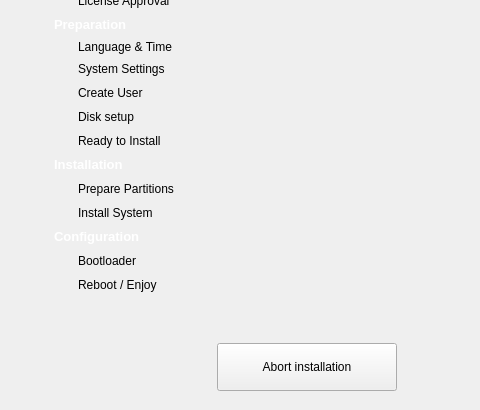
Old version of the form ui/pages/base.ui in the repository Inkane/Tribe; both pictures show x 0 to 480 and y 204 to 614 of the 816 by 614 pixel window.
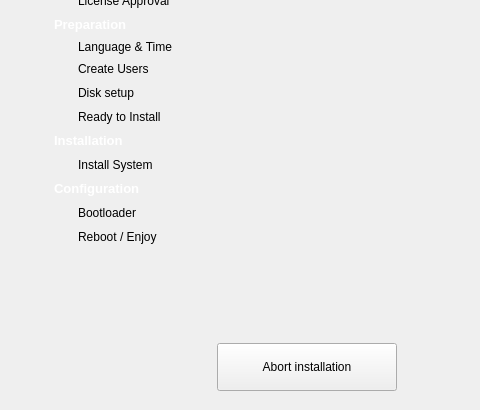
New version of the form. Icons and pictures are not drawn.

Commit message: initial breakage for new user page;

The edit to the form file:
```diff
--- a/ui/pages/base.ui
+++ b/ui/pages/base.ui
@@ -251,14 +251,14 @@
             </property>
            </widget>
           </item>
-          <item row="7" column="2">
+          <item row="6" column="2">
            <widget class="QLabel" name="label_21">
             <property name="text">
              <string>Ready to Install</string>
             </property>
            </widget>
           </item>
-          <item row="7" column="1">
+          <item row="6" column="1">
            <widget class="QLabel" name="readyInstallIcon">
             <property name="minimumSize">
              <size>
@@ -277,26 +277,6 @@
             </property>
            </widget>
           </item>
-          <item row="4" column="2">
-           <widget class="QLabel" name="label_23">
-            <property name="text">
-             <string>System Settings</string>
-            </property>
-           </widget>
-          </item>
-          <item row="4" column="1">
-           <widget class="QLabel" name="settingsIcon">
-            <property name="minimumSize">
-             <size>
-              <width>18</width>
-              <height>18</height>
-             </size>
-            </property>
-            <property name="text">
-             <string/>
-            </property>
-           </widget>
-          </item>
           <item row="3" column="2">
            <widget class="QLabel" name="label_24">
             <property name="text">
@@ -311,14 +291,14 @@
             </property>
            </widget>
           </item>
-          <item row="6" column="2">
+          <item row="5" column="2">
            <widget class="QLabel" name="label_25">
             <property name="text">
              <string>Disk setup</string>
             </property>
            </widget>
           </item>
-          <item row="6" column="1">
+          <item row="5" column="1">
            <widget class="QLabel" name="partitioningIcon">
             <property name="minimumSize">
              <size>
@@ -348,14 +328,14 @@
             </property>
            </widget>
           </item>
-          <item row="5" column="2">
+          <item row="4" column="2">
            <widget class="QLabel" name="label_15">
             <property name="text">
-             <string>Create User</string>
+             <string>Create Users</string>
             </property>
            </widget>
           </item>
-          <item row="5" column="1">
+          <item row="4" column="1">
            <widget class="QLabel" name="createuserIcon">
             <property name="minimumSize">
              <size>
@@ -412,32 +392,6 @@
            </widget>
           </item>
           <item row="1" column="1">
-           <widget class="QLabel" name="preparePartitionsIcon">
-            <property name="minimumSize">
-             <size>
-              <width>18</width>
-              <height>18</height>
-             </size>
-            </property>
-            <property name="maximumSize">
-             <size>
-              <width>18</width>
-              <height>18</height>
-             </size>
-            </property>
-            <property name="text">
-             <string/>
-            </property>
-           </widget>
-          </item>
-          <item row="1" column="2">
-           <widget class="QLabel" name="preparePartitionsLabel">
-            <property name="text">
-             <string>Prepare Partitions</string>
-            </property>
-           </widget>
-          </item>
-          <item row="2" column="1">
            <widget class="QLabel" name="installSystemIcon">
             <property name="minimumSize">
              <size>
@@ -456,7 +410,7 @@
             </property>
            </widget>
           </item>
-          <item row="2" column="2">
+          <item row="1" column="2">
            <widget class="QLabel" name="label_13">
             <property name="text">
              <string>Install System</string>
```
Left out of the diff: 5 changed lines with no effect on the pictures. The commit also changes 18 other files.
